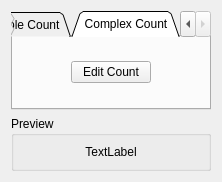
The window that src/Widgets/measureTabs.ui (Whatang/DrumBurp) describes before a commit, drawn with Qt 5.
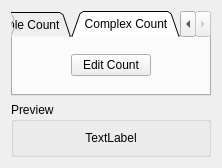
The same window after the commit. The open tabs and pages were chosen to show the change.

Commit message: Make measure count editor smaller.

```diff
--- a/src/Widgets/measureTabs.ui
+++ b/src/Widgets/measureTabs.ui
@@ -11,7 +11,7 @@
    </rect>
   </property>
   <property name="sizePolicy">
-   <sizepolicy hsizetype="Maximum" vsizetype="Preferred">
+   <sizepolicy hsizetype="Preferred" vsizetype="Fixed">
     <horstretch>0</horstretch>
     <verstretch>0</verstretch>
    </sizepolicy>
@@ -23,7 +23,7 @@
    <item row="0" column="0">
     <widget class="QTabWidget" name="counterTabs">
      <property name="sizePolicy">
-      <sizepolicy hsizetype="MinimumExpanding" vsizetype="Expanding">
+      <sizepolicy hsizetype="MinimumExpanding" vsizetype="Fixed">
        <horstretch>0</horstretch>
        <verstretch>0</verstretch>
       </sizepolicy>
@@ -31,13 +31,13 @@
      <property name="minimumSize">
       <size>
        <width>200</width>
-       <height>0</height>
+       <height>85</height>
       </size>
      </property>
      <property name="maximumSize">
       <size>
        <width>500</width>
-       <height>16777215</height>
+       <height>85</height>
       </size>
      </property>
      <property name="tabShape">
@@ -149,14 +149,14 @@
        <string>Complex Count</string>
       </attribute>
       <layout class="QGridLayout" name="gridLayout_3">
-       <item row="1" column="1">
+       <item row="0" column="1">
         <widget class="QPushButton" name="complexEditButton">
          <property name="text">
           <string>Edit Count</string>
          </property>
         </widget>
        </item>
-       <item row="1" column="0">
+       <item row="0" column="0">
         <spacer name="horizontalSpacer">
          <property name="orientation">
           <enum>Qt::Horizontal</enum>
@@ -169,7 +169,7 @@
          </property>
         </spacer>
        </item>
-       <item row="1" column="2">
+       <item row="0" column="2">
         <spacer name="horizontalSpacer_2">
          <property name="orientation">
           <enum>Qt::Horizontal</enum>
@@ -182,32 +182,6 @@
          </property>
         </spacer>
        </item>
-       <item row="0" column="1">
-        <spacer name="verticalSpacer">
-         <property name="orientation">
-          <enum>Qt::Vertical</enum>
-         </property>
-         <property name="sizeHint" stdset="0">
-          <size>
-           <width>20</width>
-           <height>40</height>
-          </size>
-         </property>
-        </spacer>
-       </item>
-       <item row="2" column="1">
-        <spacer name="verticalSpacer_2">
-         <property name="orientation">
-          <enum>Qt::Vertical</enum>
-         </property>
-         <property name="sizeHint" stdset="0">
-          <size>
-           <width>20</width>
-           <height>40</height>
-          </size>
-         </property>
-        </spacer>
-       </item>
       </layout>
      </widget>
     </widget>
```
The commit also changes 1 other file.
